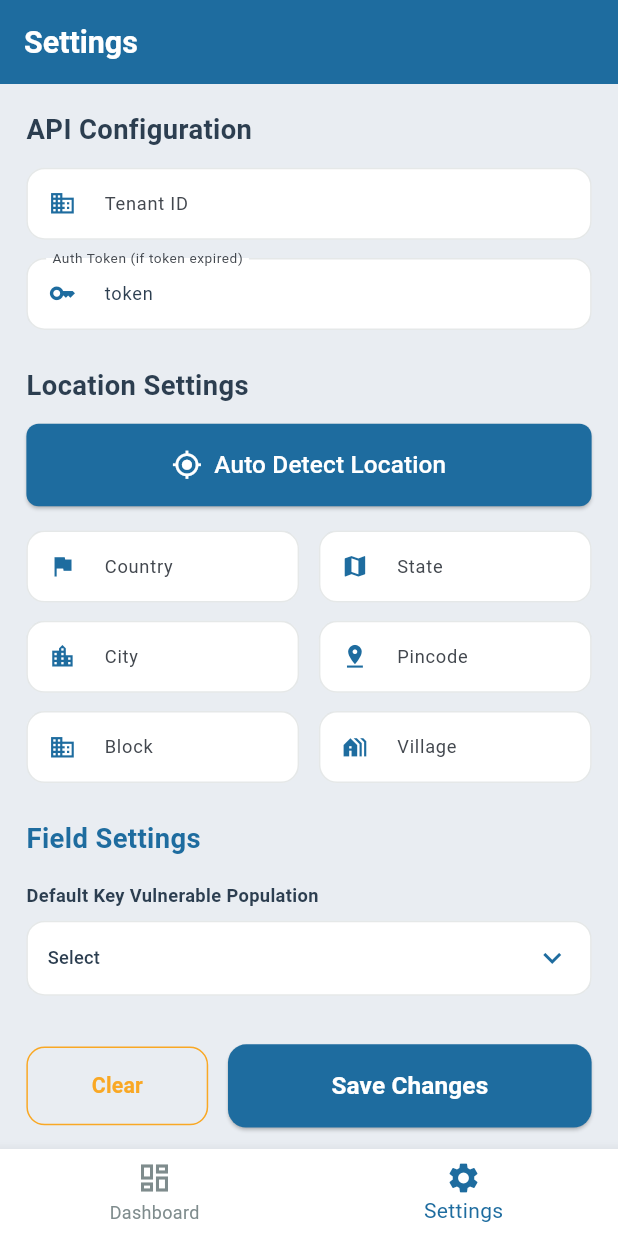
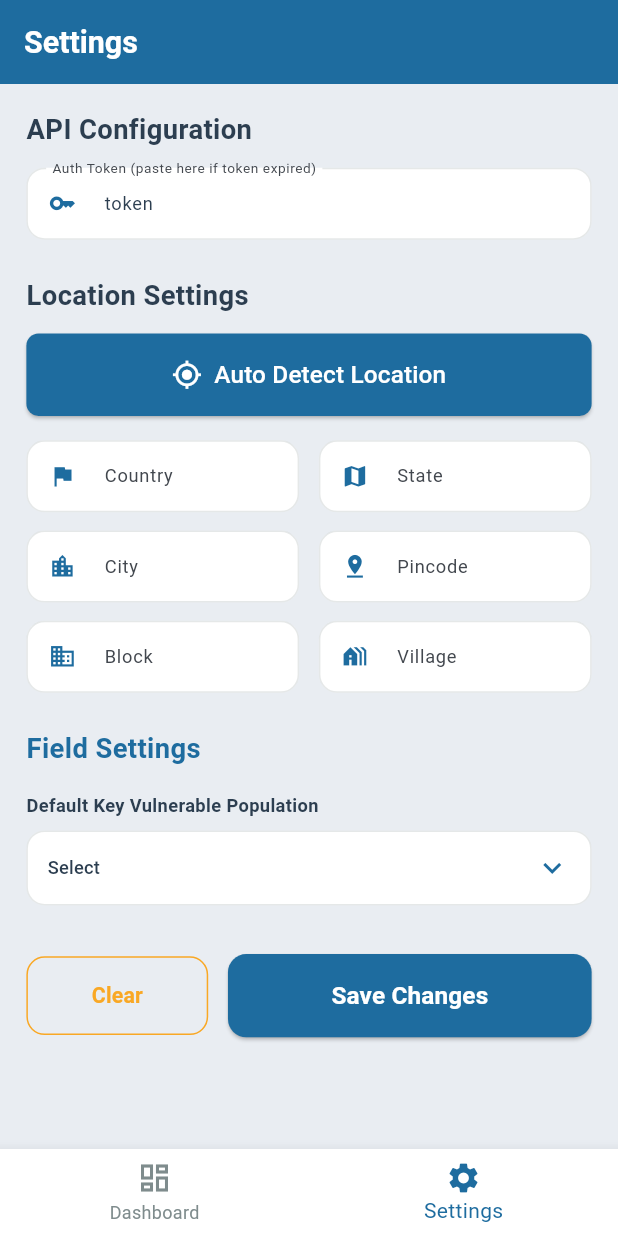
Before and after one commit to Rushi-Parekar11/sachi-registration-apk, a Flutter app: the SettingsScreen screen opened by its route, on a phone screen of 412 x 824 dp. Run offline on Flutter 3.47's test engine with Material 3 defaults, Android fonts, the phone set to English and light mode, and no system bars; our stand-ins replace connectivity_plus, flutter_dotenv, flutter_riverpod, flutter_screenutil, freezed_annotation, geolocator and 3 more; missing offline and left inert: country_state_city; accounts and stored records are empty; statements that could not run were skipped.

Commit message:
fix token ui

```diff
--- a/lib/features/settings/presentation/settings_screen.dart
+++ b/lib/features/settings/presentation/settings_screen.dart
@@ -14,7 +14,6 @@ class SettingsScreen extends StatefulWidget {
 }
 
 class _SettingsScreenState extends State<SettingsScreen> {
-  final TextEditingController _tenantIdController = TextEditingController();
   final TextEditingController _tokenController = TextEditingController();
   final TextEditingController _countryController = TextEditingController();
   final TextEditingController _stateController = TextEditingController();
@@ -59,7 +58,6 @@ class _SettingsScreenState extends State<SettingsScreen> {
   Future<void> _loadSettings() async {
     final prefs = await SharedPreferences.getInstance();
     setState(() {
-      _tenantIdController.text = prefs.getString('tenant_id') ?? '';
       _tokenController.text = prefs.getString('auth_token') ?? '';
       _countryController.text = prefs.getString('country') ?? '';
       _stateController.text = prefs.getString('state') ?? '';
@@ -92,7 +90,6 @@ class _SettingsScreenState extends State<SettingsScreen> {
   Future<void> _saveSettings() async {
     setState(() => _isSaving = true);
     final prefs = await SharedPreferences.getInstance();
-    await prefs.setString('tenant_id', _tenantIdController.text.trim());
     await prefs.setString('auth_token', _tokenController.text.trim());
     await prefs.setString('country', _countryController.text.trim());
     await prefs.setString('state', _stateController.text.trim());
@@ -135,7 +132,6 @@ class _SettingsScreenState extends State<SettingsScreen> {
       await prefs.clear(); // Clear all shared preferences
 
       setState(() {
-        _tenantIdController.clear();
         _tokenController.clear();
         _countryController.clear();
         _stateController.clear();
@@ -245,14 +241,8 @@ class _SettingsScreenState extends State<SettingsScreen> {
             ),
             SizedBox(height: 12.h),
             _buildTextField(
-              controller: _tenantIdController,
-              label: 'Tenant ID',
-              icon: Icons.business,
-            ),
-            SizedBox(height: 12.h),
-            _buildTextField(
               controller: _tokenController,
-              label: 'Auth Token (if token expired)',
+              label: 'Auth Token (paste here if token expired)',
               icon: Icons.key,
             ),
             SizedBox(height: 24.h),
```
